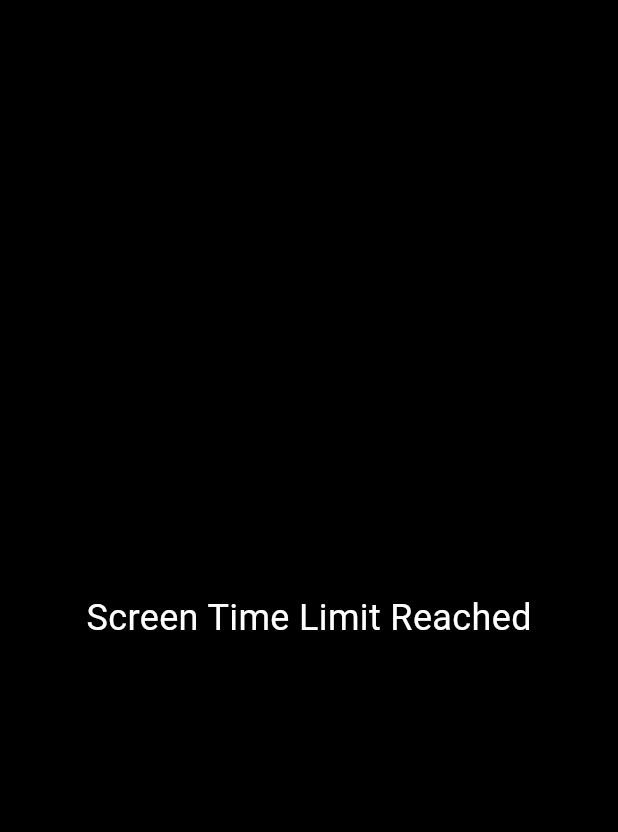
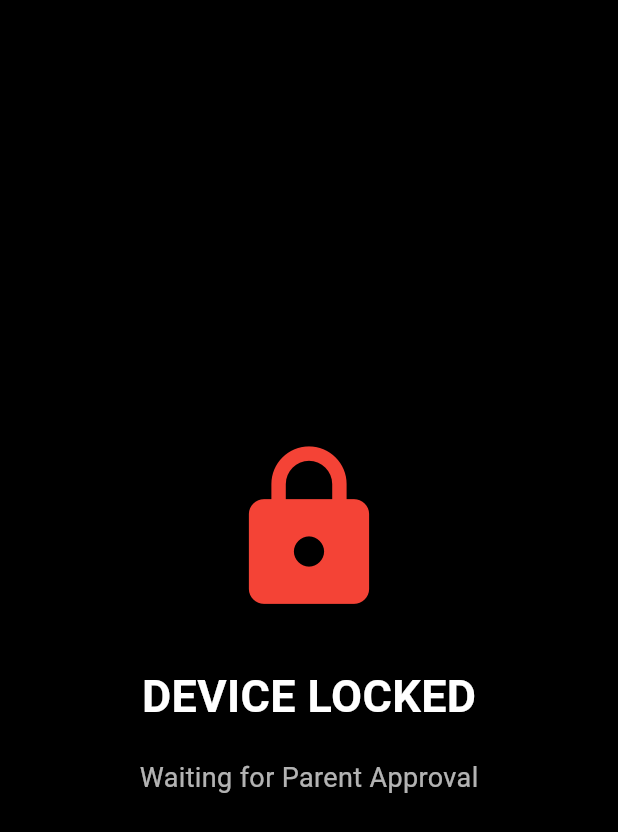
Before and after one commit to AmmaraAkhtar/26-FYP-CS-103, a Flutter app: the lockScreen screen opened directly, on a phone screen of 412 x 824 dp. Shown: the top 832 px of the screen. Run offline on Flutter 3.47's test engine with Material 3 defaults, Android fonts, the phone set to English and light mode, and no system bars; our stand-ins replace flutter_screenutil, flutter_tts, shared_preferences; missing offline and left inert: android_intent_plus, flutter_accessibility_service, usage_stats; accounts and stored records are empty.

Commit message:
lock screen updated

```diff
--- a/child_app/lib/lockScreen.dart
+++ b/child_app/lib/lockScreen.dart
@@ -1,20 +1,95 @@
+// import 'package:flutter/material.dart';
+
+// import 'package:flutter_screenutil/flutter_screenutil.dart  ';
+
+// class lockScreen extends StatelessWidget {
+//   const lockScreen({super.key});
+
+//   @override
+//   Widget build(BuildContext context) {
+//     return Scaffold(
+//       backgroundColor: Colors.black,
+//       body: Center(
+//         child: Text(
+//           "Screen Time Limit Reached",
+//           style: TextStyle(
+//             color: Colors.white,
+//             fontSize: 24,
+//           ),
+//         ),
+//       ),
+//     );
+//   }
+// }
+
 import 'package:flutter/material.dart';
+import 'package:flutter/services.dart';
 
-import 'package:flutter_screenutil/flutter_screenutil.dart  ';
-
-class lockScreen extends StatelessWidget {
+class lockScreen extends StatefulWidget {
   const lockScreen({super.key});
 
   @override
+  State<lockScreen> createState() => _lockScreenState();
+}
+
+class _lockScreenState extends State<lockScreen> {
+
+  @override
+  void initState() {
+    super.initState();
+
+    // Disable back button
+    SystemChrome.setEnabledSystemUIMode(
+      SystemUiMode.manual,
+      overlays: [],
+    );
+  }
+
+  @override
   Widget build(BuildContext context) {
-    return Scaffold(
-      backgroundColor: Colors.black,
-      body: Center(
-        child: Text(
-          "Screen Time Limit Reached",
-          style: TextStyle(
-            color: Colors.white,
-            fontSize: 24,
+
+    return WillPopScope(
+
+      onWillPop: () async => false,
+
+      child: Scaffold(
+
+        backgroundColor: Colors.black,
+
+        body: Center(
+
+          child: Column(
+            mainAxisAlignment: MainAxisAlignment.center,
+
+            children: [
+
+              Icon(
+                Icons.lock,
+                color: Colors.red,
+                size: 120,
+              ),
+
+              SizedBox(height: 30),
+
+              Text(
+                "DEVICE LOCKED",
+                style: TextStyle(
+                  color: Colors.white,
+                  fontSize: 30,
+                  fontWeight: FontWeight.bold,
+                ),
+              ),
+
+              SizedBox(height: 20),
+
+              Text(
+                "Waiting for Parent Approval",
+                style: TextStyle(
+                  color: Colors.white70,
+                  fontSize: 18,
+                ),
+              ),
+            ],
           ),
         ),
       ),
```
